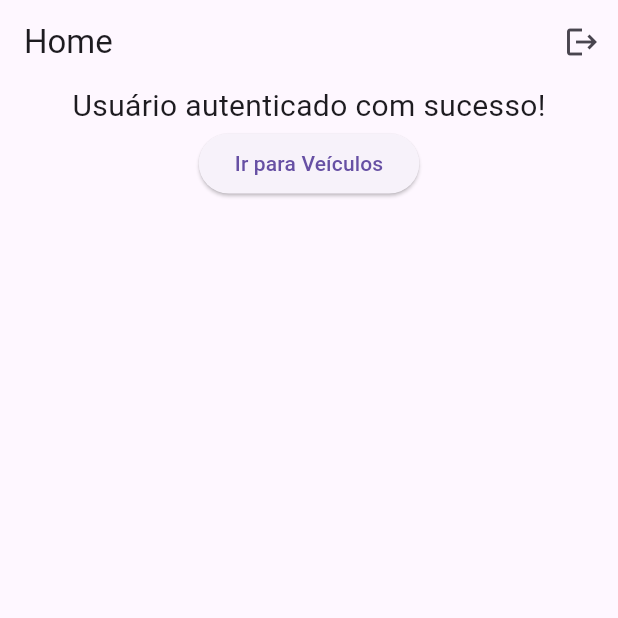
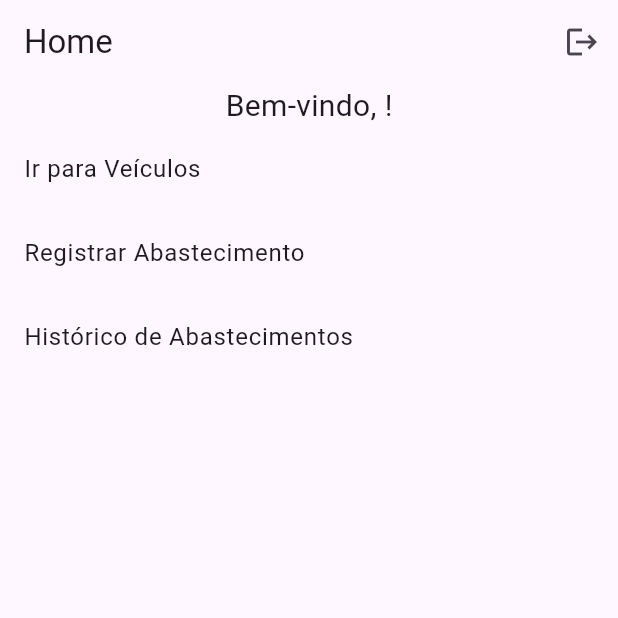
Before and after one commit to LuisFPO802520/FlutterP2-Veiculos, a Flutter app: the screen it shows once a user with an empty profile is signed in, on a phone screen of 412 x 824 dp, the top half of it. Run offline on Flutter 3.47's test engine with Material 3 defaults, Android fonts, the phone set to English and light mode, and no system bars; our stand-ins replace cloud_firestore, firebase_auth, firebase_core; accounts and stored records are empty; network calls fail.

Commit message:
feat(abastecimento): registrar e listar abastecimentos

```diff
--- /dev/null
+++ b/lib/data/models/abastecimento.dart
@@ -0,0 +1,44 @@
+class Abastecimento {
+  final String id;
+  final String veiculoId;
+  final String data;
+  final String quantidadeLitros;
+  final String valorPago;
+  final String quilometragem;
+  final String tipoCombustivel;
+  final String observacao;
+
+  Abastecimento({
+    required this.id,
+    required this.veiculoId,
+    required this.data,
+    required this.quantidadeLitros,
+    required this.valorPago,
+    required this.quilometragem,
+    required this.tipoCombustivel,
+    required this.observacao,
+  });
+
+  Map<String, dynamic> toMap() => {
+    'veiculoId': veiculoId,
+    'data': data,
+    'quantidadeLitros': quantidadeLitros,
+    'valorPago': valorPago,
+    'quilometragem': quilometragem,
+    'tipoCombustivel': tipoCombustivel,
+    'observacao': observacao,
+  };
+
+  factory Abastecimento.fromMap(String id, Map<String, dynamic> map) {
+    return Abastecimento(
+      id: id,
+      veiculoId: map['veiculoId'] ?? '',
+      data: map['data'] ?? '',
+      quantidadeLitros: map['quantidadeLitros'] ?? '',
+      valorPago: map['valorPago'] ?? '',
+      quilometragem: map['quilometragem'] ?? '',
+      tipoCombustivel: map['tipoCombustivel'] ?? '',
+      observacao: map['observacao'] ?? '',
+    );
+  }
+}
--- /dev/null
+++ b/lib/data/repositories/abastecimentos_repository.dart
@@ -0,0 +1,43 @@
+import 'package:cloud_firestore/cloud_firestore.dart';
+import 'package:firebase_auth/firebase_auth.dart';
+import '../models/abastecimento.dart';
+
+class AbastecimentosRepository {
+  final _firestore = FirebaseFirestore.instance;
+  final _auth = FirebaseAuth.instance;
+
+  Stream<List<Abastecimento>> listar() {
+    final uid = _auth.currentUser!.uid;
+
+    return _firestore
+        .collection('users/$uid/abastecimentos')
+        .orderBy('data', descending: true)
+        .snapshots()
+        .map(
+          (snap) => snap.docs
+              .map((d) => Abastecimento.fromMap(d.id, d.data()))
+              .toList(),
+        );
+  }
+
+  Future<void> adicionar(Abastecimento ab) async {
+    final uid = _auth.currentUser!.uid;
+
+    await _firestore.collection('users/$uid/abastecimentos').add(ab.toMap());
+  }
+
+  Future<void> editar(Abastecimento ab) async {
+    final uid = _auth.currentUser!.uid;
+
+    await _firestore
+        .collection('users/$uid/abastecimentos')
+        .doc(ab.id)
+        .update(ab.toMap());
+  }
+
+  Future<void> remover(String id) async {
+    final uid = _auth.currentUser!.uid;
+
+    await _firestore.collection('users/$uid/abastecimentos').doc(id).delete();
+  }
+}
--- a/lib/data/repositories/auth.dart
+++ b/lib/data/repositories/auth.dart
@@ -7,8 +7,14 @@ class AuthRepository extends ChangeNotifier {
   bool loading = true;
 
   AuthRepository() {
-    _auth.authStateChanges().listen((u) {
-      user = u;
+    _auth.authStateChanges().listen((u) async {
+      if (u != null) {
+        await u.reload();
+        user = _auth.currentUser;
+      } else {
+        user = null;
+      }
+
       loading = false;
       notifyListeners();
     });
@@ -25,8 +31,7 @@ class AuthRepository extends ChangeNotifier {
 
   Future<String?> register(String email, String senha) async {
     try {
-      await _auth.createUserWithEmailAndPassword(
-          email: email, password: senha);
+      await _auth.createUserWithEmailAndPassword(email: email, password: senha);
       return null;
     } on FirebaseAuthException catch (e) {
       return e.message;
--- a/lib/data/repositories/veiculos_repository.dart
+++ b/lib/data/repositories/veiculos_repository.dart
@@ -6,7 +6,6 @@ class VeiculosRepository {
   final _firestore = FirebaseFirestore.instance;
   final _auth = FirebaseAuth.instance;
 
-  /// LISTAR POR USUÁRIO
   Stream<List<Veiculo>> listarVeiculos() {
     final uid = _auth.currentUser!.uid;
 
@@ -19,14 +18,12 @@ class VeiculosRepository {
         );
   }
 
-  /// ADICIONAR
   Future<void> adicionarVeiculo(Veiculo veiculo) async {
     final uid = _auth.currentUser!.uid;
 
     await _firestore.collection('users/$uid/veiculos').add(veiculo.toMap());
   }
 
-  /// EDITAR
   Future<void> editarVeiculo(Veiculo veiculo) async {
     final uid = _auth.currentUser!.uid;
 
@@ -36,7 +33,6 @@ class VeiculosRepository {
         .update(veiculo.toMap());
   }
 
-  /// REMOVER
   Future<void> removerVeiculo(String id) async {
     final uid = _auth.currentUser!.uid;
 
--- a/lib/main.dart
+++ b/lib/main.dart
@@ -8,6 +8,7 @@ import 'pages/auth/login.dart';
 import 'pages/auth/register.dart';
 import 'pages/home/home.dart';
 import 'data/repositories/veiculos_repository.dart';
+import 'data/repositories/abastecimentos_repository.dart';
 
 void main() async {
   WidgetsFlutterBinding.ensureInitialized();
@@ -28,6 +29,11 @@ class MyApp extends StatelessWidget {
         return MultiProvider(
           providers: [
             ChangeNotifierProvider(create: (_) => AuthRepository()),
+
+            Provider<AbastecimentosRepository>(
+              create: (_) => AbastecimentosRepository(),
+            ),
+
             if (user != null)
               Provider<VeiculosRepository>(create: (_) => VeiculosRepository()),
           ],
--- a/lib/pages/home/home.dart
+++ b/lib/pages/home/home.dart
@@ -1,7 +1,10 @@
 import 'package:flutter/material.dart';
 import 'package:provider/provider.dart';
+import 'package:firebase_auth/firebase_auth.dart';
 import '../../data/repositories/auth.dart';
 import '../veiculos/veiculos.dart';
+import '../abastecimentos/abastecimentos.dart';
+import '../abastecimentos/abastecimentos_form.dart';
 
 class HomePage extends StatelessWidget {
   const HomePage({super.key});
@@ -9,6 +12,8 @@ class HomePage extends StatelessWidget {
   @override
   Widget build(BuildContext context) {
     final auth = Provider.of<AuthRepository>(context, listen: false);
+    final user = FirebaseAuth.instance.currentUser;
+    final displayName = user?.displayName ?? "Usuário";
 
     return Scaffold(
       appBar: AppBar(
@@ -28,25 +33,41 @@ class HomePage extends StatelessWidget {
         child: Column(
           children: [
             Text(
-              "Usuário autenticado com sucesso!",
-              style: TextStyle(fontSize: 20),
+              "Bem-vindo, $displayName!",
+              style: const TextStyle(fontSize: 20),
             ),
 
-            ElevatedButton(
-              onPressed: () {
+            ListTile(
+              title: const Text("Ir para Veículos"),
+              onTap: () {
                 Navigator.push(
                   context,
-                  MaterialPageRoute(
-                    builder: (context) => VeiculosPage(),
-                  ),
+                  MaterialPageRoute(builder: (_) => const VeiculosPage()),
                 );
               },
-              child: const Text("Ir para Veículos"),
-              ),
+            ),
+            ListTile(
+              title: const Text("Registrar Abastecimento"),
+              onTap: () {
+                Navigator.push(
+                  context,
+                  MaterialPageRoute(builder: (_) => const AbastecimentoForm()),
+                );
+              },
+            ),
 
-          ]
+            ListTile(
+              title: const Text("Histórico de Abastecimentos"),
+              onTap: () {
+                Navigator.push(
+                  context,
+                  MaterialPageRoute(builder: (_) => const AbastecimentosPage()),
+                );
+              },
+            ),
+          ],
         ),
-      )
+      ),
     );
   }
 }
```
Also changed, not shown: lib/pages/abastecimentos/abastecimentos.dart (added, +67 -0 lines), lib/pages/abastecimentos/abastecimentos_form.dart (added, +134 -0 lines), lib/pages/auth/register.dart (+13 -5 lines).
